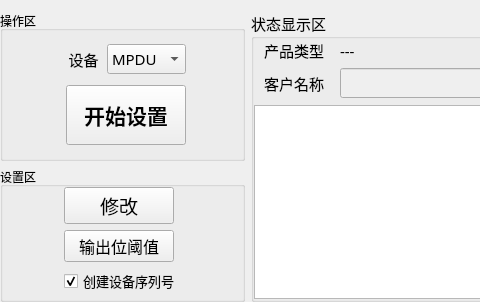
ChinaClever/PDU-QualityTest, file PDU-QualityTest/home/home_workwid.ui: the form before one commit; both pictures show x 0 to 480 and y 0 to 302 of the 1002 by 302 pixel window.
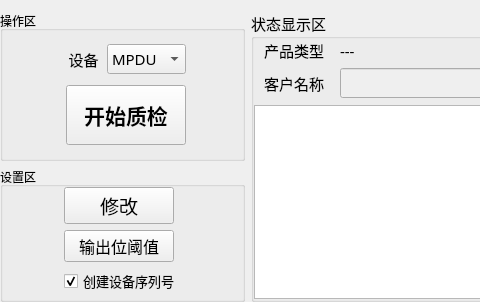
The form after the commit.

Diff of the .ui file:
```diff
--- a/PDU-QualityTest/home/home_workwid.ui
+++ b/PDU-QualityTest/home/home_workwid.ui
@@ -592,7 +592,7 @@
          </font>
         </property>
         <property name="text">
-         <string>开始设置</string>
+         <string>开始质检</string>
         </property>
        </widget>
       </item>
```
